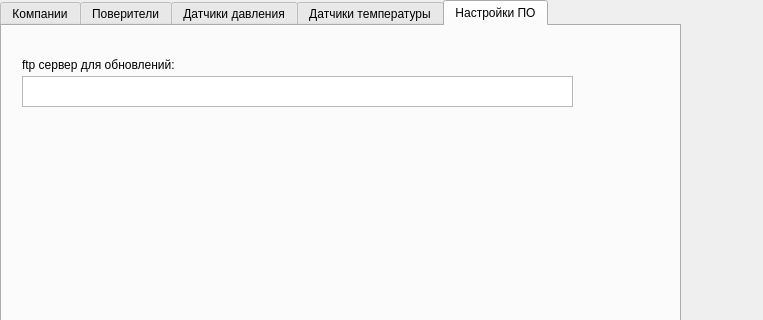
Old version of the form options.ui in the repository corvinalive/CalManager; both pictures show x 0 to 763 and y 0 to 320 of the 763 by 661 pixel window.
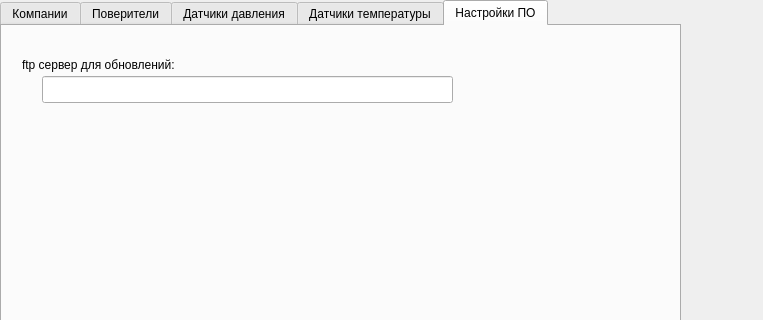
New version of the form. The open tabs and pages were chosen to show the change.

The edit to the form file:
```diff
--- a/options.ui
+++ b/options.ui
@@ -301,13 +301,13 @@
          <string>ftp сервер для обновлений:</string>
         </property>
        </widget>
-       <widget class="QPlainTextEdit" name="ServerEdit">
+       <widget class="QLineEdit" name="ServerEdit">
         <property name="geometry">
          <rect>
-          <x>20</x>
+          <x>40</x>
           <y>50</y>
-          <width>551</width>
-          <height>31</height>
+          <width>411</width>
+          <height>27</height>
          </rect>
         </property>
        </widget>
```
